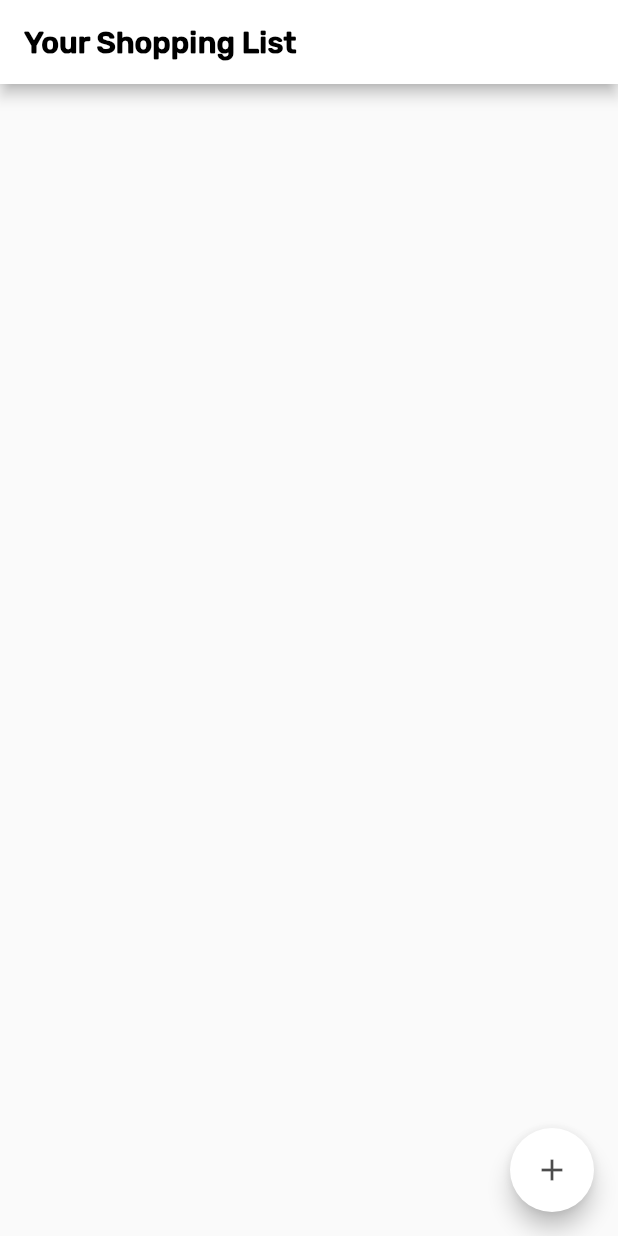
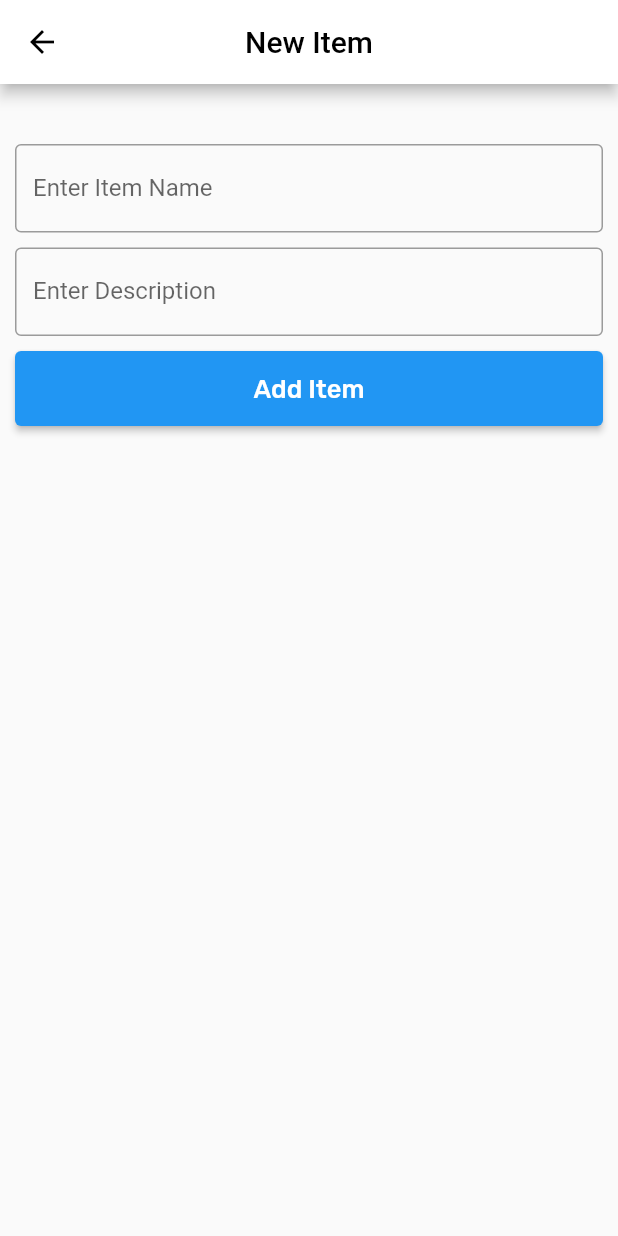
Before and after one commit to Akierion/mobile-platform-development-app, a Flutter app: the ToDoListPage screen opened directly, after a tap on the "add" icon, on a phone screen of 412 x 824 dp. Run offline on Flutter 3.47's test engine with Material 2 defaults, Android fonts, the phone set to English and light mode, and no system bars; our stand-ins replace cloud_firestore, firebase_auth, firebase_core, fluttertoast; accounts and stored records are empty.

Commit message:
added shopping list that connects with firebase

```diff
--- a/lib/authentication/auth_form.dart
+++ b/lib/authentication/auth_form.dart
@@ -43,7 +43,6 @@ class _AuthFormState extends State<AuthForm> {
             email: email, password: password);
         String? uID = authResult.user?.uid;
         await FirebaseFirestore.instance
-        // Firebase Firestore (Data)
             .collection('users') // Collection
             .doc(uID) // Document
             .set(({ // Set of keys in field, stores 'username' as the user's username and 'email' as the user's email
--- a/lib/pages/add_task_page.dart
+++ b/lib/pages/add_task_page.dart
@@ -0,0 +1,80 @@
+import 'package:firebase_auth/firebase_auth.dart';
+import 'package:flutter/material.dart';
+import 'package:firebase_auth/firebase_auth.dart';
+import 'package:cloud_firestore/cloud_firestore.dart';
+import 'package:flutter/services.dart';
+import 'package:fluttertoast/fluttertoast.dart';
+
+class AddTask extends StatefulWidget {
+  const AddTask({Key? key}) : super(key: key);
+
+  @override
+  State<AddTask> createState() => _AddTaskState();
+}
+
+class _AddTaskState extends State<AddTask> {
+  TextEditingController titleController = TextEditingController();
+  TextEditingController descriptionController = TextEditingController();
+
+  addTaskToFirebase() async {
+    FirebaseAuth auth = FirebaseAuth.instance;
+    final User user = await auth.currentUser!;
+    final uid = user.uid;
+    var time = DateTime.now();
+
+    await FirebaseFirestore.instance
+        .collection('tasks')
+        .doc(uid)
+        .collection('user tasks')
+        .doc(time.toString())
+        .set({'title': titleController.text, 'description': descriptionController.text, 'time': time
+        });
+    Fluttertoast.showToast(msg: 'Shopping item added');
+  }
+
+  @override
+  Widget build(BuildContext context) {
+    return Scaffold(
+      appBar: AppBar(
+        title: Text('New Item'),
+        backgroundColor: Colors.white,
+        foregroundColor: Colors.black,
+        centerTitle: true,
+      ),
+      body: Container(
+        padding: EdgeInsets.all(10),
+        child: Column(
+          children: [
+            SizedBox(height: 30.0),
+            Container(
+              child: TextField(
+                controller: titleController,
+                decoration: InputDecoration(
+                  labelText: 'Enter Item Name',
+                  border: OutlineInputBorder()
+                ),
+              )),
+            SizedBox(height: 10.0),
+            Container(
+                child: TextField(
+                  controller: descriptionController,
+                  decoration: InputDecoration(
+                      labelText: 'Enter Description',
+                      border: OutlineInputBorder()
+                  ),
+                )),
+            SizedBox(height: 10.0),
+            Container(
+              width: double.infinity,
+              height: 50.0,
+              child: ElevatedButton(
+                  onPressed: (){
+                    addTaskToFirebase();
+                  },
+                  child: Text('Add Item', style: TextStyle(fontFamily: 'Rubik', fontSize: 17.0,))),
+            )]
+    )
+      )
+    );
+  }
+}
--- a/lib/pages/todolist_page.dart
+++ b/lib/pages/todolist_page.dart
@@ -1,20 +1,43 @@
+import 'package:firebase_auth/firebase_auth.dart';
 import 'package:flutter/cupertino.dart';
 import 'package:flutter/material.dart';
 import 'package:cloud_firestore/cloud_firestore.dart';
 
-class ToDoListPage extends StatelessWidget {
+import 'add_task_page.dart';
+
+class ToDoListPage extends StatefulWidget {
   const ToDoListPage({Key? key}) : super(key: key);
+
+  @override
+  State<ToDoListPage> createState() => _ToDoListPageState();
+}
+
+class _ToDoListPageState extends State<ToDoListPage> {
+  String uid = '';
+  @override
+  void initState (){
+    getuid();
+    super.initState();
+  }
+
+  getuid () async{
+    FirebaseAuth auth = FirebaseAuth.instance;
+    final User user = await auth.currentUser!;
+    setState(() {
+      uid = user.uid;
+    });
+    }
 
   @override
   Widget build(BuildContext context) {
     return Scaffold(
-      appBar: AppBar(title: Text('Your Shopping List', style: TextStyle(fontWeight: FontWeight.bold, fontFamily: 'Rubik', fontSize: 20.0), textAlign: TextAlign.center), backgroundColor: Colors.white, foregroundColor: Colors.black,),
-      body: Container(
-        height: MediaQuery.of(context).size.height,
-        width : MediaQuery.of(context).size.width,
-      ),
-      floatingActionButton: FloatingActionButton(backgroundColor: Colors.white, foregroundColor: Colors.black.withOpacity(0.7),
-          child: Icon(Icons.add),onPressed: (){}),
+      appBar: AppBar(title: Text('Your Shopping List', style: TextStyle(fontWeight: FontWeight.bold, fontFamily: 'Rubik', fontSize: 20.0), textAlign: TextAlign.center), backgroundColor: Colors.white, foregroundColor: Colors.black,
+      centerTitle: true,),
+        body: Container( ),
+          floatingActionButton: FloatingActionButton(backgroundColor: Colors.white, foregroundColor: Colors.black.withOpacity(0.7),
+          child: Icon(Icons.add),onPressed: (){
+          Navigator.push(context, MaterialPageRoute(builder: (context) => AddTask()));
+    }),
     );
   }
 }
--- a/pubspec.yaml
+++ b/pubspec.yaml
@@ -41,6 +41,8 @@ dev_dependencies:
     sdk: flutter
   firebase_core: 1.13.1
   cloud_firestore: 3.1.10
+  intl:
+  fluttertoast:
 
   # The "flutter_lints" package below contains a set of recommended lints to
   # encourage good coding practices. The lint set provided by the package is
```
Also changed, not shown: pubspec.lock.
